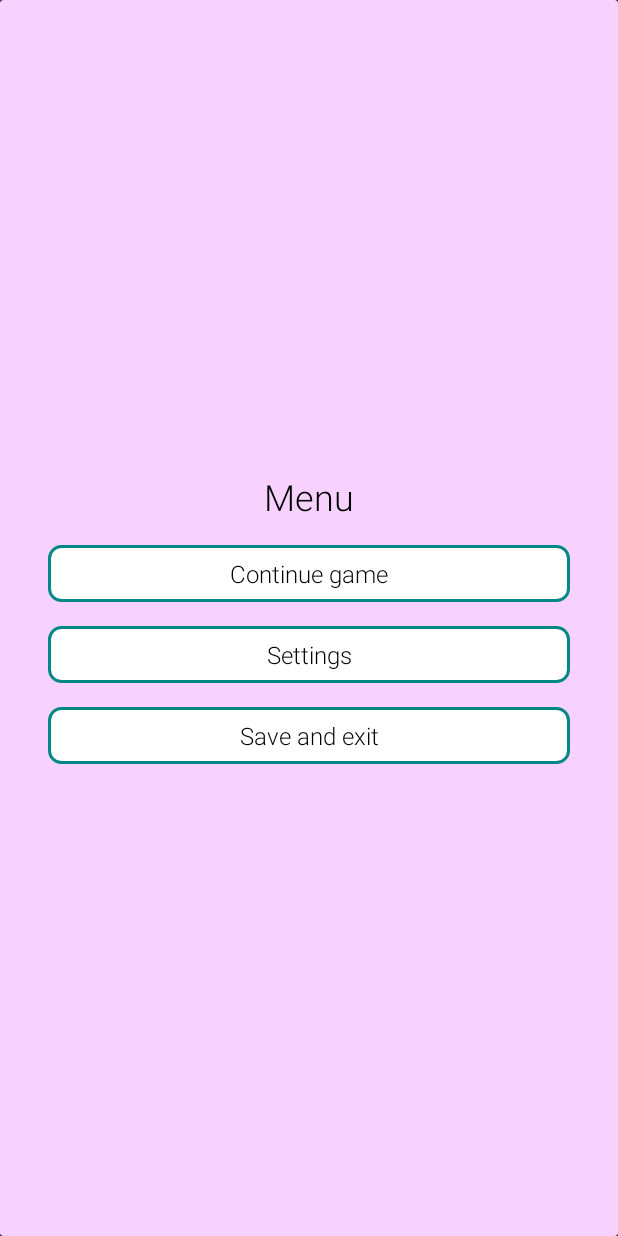
After one commit to andreiRookie/TicTacToe, an Android app: the layout dialog_popup_menu.xml on its own in the app's theme, with its tools: preview values and no code run, on a phone screen of 412 x 824 dp. The commit adds this screen. Run offline under Robolectric (Android 15) with nearby library versions, the phone set to English and light mode, and no system bars; Roboto replaces fonts that are not available here.

Commit message:
dialog popups added

```diff
--- /dev/null
+++ b/app/src/main/res/drawable/style_popup_button.xml
@@ -0,0 +1,7 @@
+<?xml version="1.0" encoding="utf-8"?>
+<shape xmlns:android="http://schemas.android.com/apk/res/android">
+    <solid android:color="@color/white"/>
+    <stroke android:color="@color/teal_700"
+        android:width="2dp"/>
+    <corners android:radius="8dp"/>
+</shape>
--- /dev/null
+++ b/app/src/main/res/layout/dialog_popup_menu.xml
@@ -0,0 +1,70 @@
+<?xml version="1.0" encoding="utf-8"?>
+<androidx.cardview.widget.CardView xmlns:android="http://schemas.android.com/apk/res/android"
+    xmlns:app="http://schemas.android.com/apk/res-auto"
+    xmlns:tools="http://schemas.android.com/tools"
+    android:layout_width="match_parent"
+    android:layout_height="match_parent"
+    app:cardBackgroundColor="@color/pink_200">
+
+    <androidx.constraintlayout.widget.ConstraintLayout
+        android:layout_width="match_parent"
+        android:layout_height="wrap_content"
+        android:layout_gravity="center">
+
+        <TextView
+            android:id="@+id/dialog_settings"
+            android:layout_width="0dp"
+            android:layout_height="wrap_content"
+            android:layout_marginStart="32dp"
+            android:layout_marginTop="16dp"
+            android:layout_marginEnd="32dp"
+            android:text="@string/settings"
+            app:layout_constraintEnd_toEndOf="parent"
+            app:layout_constraintStart_toStartOf="parent"
+            app:layout_constraintTop_toBottomOf="@+id/dialog_continue"
+            style="@style/style_popup_button" />
+
+        <TextView
+            android:id="@+id/dialog_continue"
+            android:layout_width="0dp"
+            android:layout_height="wrap_content"
+            android:layout_marginStart="32dp"
+            android:layout_marginTop="16dp"
+            android:layout_marginEnd="32dp"
+            android:text="@string/continue_game"
+            app:layout_constraintEnd_toEndOf="parent"
+            app:layout_constraintHorizontal_bias="0.0"
+            app:layout_constraintStart_toStartOf="parent"
+            app:layout_constraintTop_toBottomOf="@+id/dialog_menu"
+            style="@style/style_popup_button" />
+
+        <TextView
+            android:id="@+id/dialog_save_exit"
+            android:layout_width="0dp"
+            android:layout_height="wrap_content"
+            android:layout_marginStart="32dp"
+            android:layout_marginTop="16dp"
+            android:layout_marginEnd="32dp"
+            android:layout_marginBottom="16dp"
+            android:text="@string/save_and_exit"
+            app:layout_constraintBottom_toBottomOf="parent"
+            app:layout_constraintEnd_toEndOf="parent"
+            app:layout_constraintHorizontal_bias="0.0"
+            app:layout_constraintStart_toStartOf="parent"
+            app:layout_constraintTop_toBottomOf="@+id/dialog_settings"
+            style="@style/style_popup_button" />
+
+        <TextView
+            android:id="@+id/dialog_menu"
+            android:layout_width="wrap_content"
+            android:layout_height="wrap_content"
+            android:layout_marginTop="16dp"
+            android:fontFamily="@font/roboto_light"
+            android:text="Menu"
+            android:textColor="@color/black"
+            android:textSize="24sp"
+            app:layout_constraintEnd_toEndOf="parent"
+            app:layout_constraintStart_toStartOf="parent"
+            app:layout_constraintTop_toTopOf="parent" />
+    </androidx.constraintlayout.widget.ConstraintLayout>
+</androidx.cardview.widget.CardView>
--- a/app/src/main/res/values/strings.xml
+++ b/app/src/main/res/values/strings.xml
@@ -3,4 +3,6 @@
     <string name="new_game">New game</string>
     <string name="continue_game">Continue game</string>
     <string name="settings">Settings</string>
+    <string name="save_and_exit">Save and exit</string>
+
 </resources>
--- a/app/src/main/res/values/styles.xml
+++ b/app/src/main/res/values/styles.xml
@@ -12,4 +12,13 @@
         <item name="android:textSize">24sp</item>
         <item name="android:padding">16dp</item>
     </style>
+
+    <style name="style_popup_button">
+        <item name="android:background">@drawable/style_popup_button</item>
+        <item name="android:fontFamily">@font/roboto_light</item>
+        <item name="android:padding">8dp</item>
+        <item name="android:textAlignment">center</item>
+        <item name="android:textColor">@color/black</item>
+        <item name="android:textSize">16sp</item>
+    </style>
 </resources>
```
Also changed, not shown: app/src/main/res/layout/dialog_popup_status_game.xml (added, +54 -0 lines), 1 other file.
